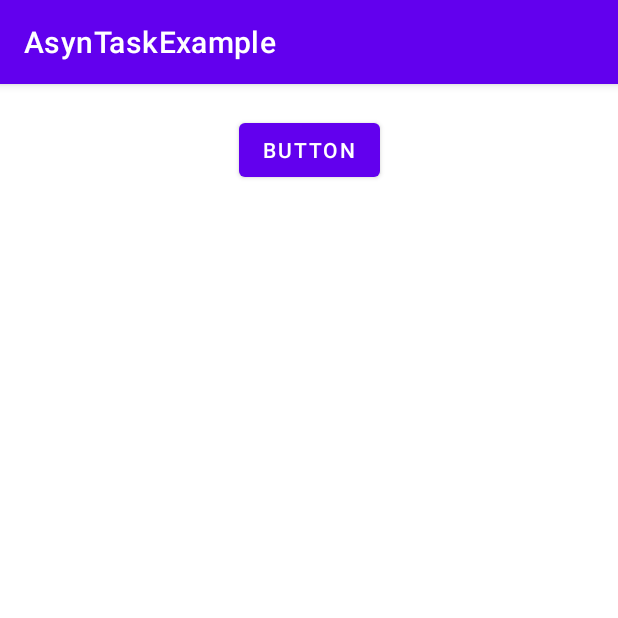
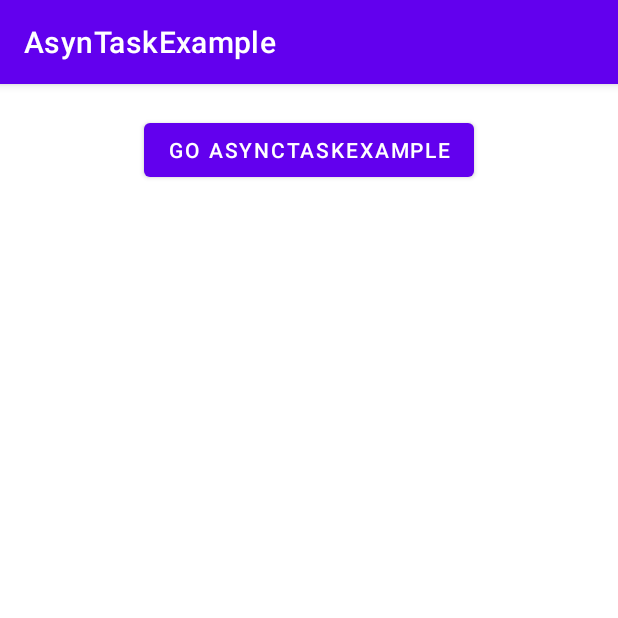
Before and after one commit to Puzikovsa/AsynTaskExample, an Android app: the screen it shows after launch (MainActivity), on a phone screen of 412 x 824 dp, the top half of it. Run offline under Robolectric (Android 15) with nearby library versions, the phone set to English and light mode, and no system bars.

Commit message:
created AsyncTaskExample activity

```diff
--- a/app/src/main/AndroidManifest.xml
+++ b/app/src/main/AndroidManifest.xml
@@ -14,6 +14,9 @@
         android:theme="@style/Theme.AsynTaskExample"
         tools:targetApi="31">
         <activity
+            android:name=".AsyncTaskExample"
+            android:exported="false" />
+        <activity
             android:name=".MainActivity"
             android:exported="true">
             <intent-filter>
--- a/app/src/main/res/layout/activity_main.xml
+++ b/app/src/main/res/layout/activity_main.xml
@@ -7,11 +7,12 @@
     tools:context=".MainActivity">
 
     <Button
-        android:id="@+id/asynkTask"
+        android:id="@+id/asyncTask"
         android:layout_width="wrap_content"
         android:layout_height="wrap_content"
-        android:layout_marginTop="@dimen/b_margin_top"
-        android:text="Button"
+        android:layout_marginTop="@dimen/margin_top_of_button"
+        android:onClick="buttonClick"
+        android:text="@string/b_go_asynctaskexample"
         app:layout_constraintEnd_toEndOf="parent"
         app:layout_constraintStart_toStartOf="parent"
         app:layout_constraintTop_toTopOf="parent" />
--- a/app/src/main/res/values/dimens.xml
+++ b/app/src/main/res/values/dimens.xml
@@ -1,5 +1,4 @@
 <?xml version="1.0" encoding="utf-8"?>
 <resources>
-    <dimen name="b_margin_top">20dp</dimen>
-    <dimen name="b_margin_top">20dp</dimen>
+    <dimen name="margin_top_of_button">20dp</dimen>
 </resources>
--- a/app/src/main/res/values/strings.xml
+++ b/app/src/main/res/values/strings.xml
@@ -1,3 +1,4 @@
 <resources>
     <string name="app_name">AsynTaskExample</string>
+    <string name="b_go_asynctaskexample">go AsyncTaskExample</string>
 </resources>
```
Also changed, not shown: app/src/main/java/ru/synergy/asyntaskexample/AsyncTaskExample.java (added, +14 -0 lines), app/src/main/java/ru/synergy/asyntaskexample/MainActivity.java (+10 -0 lines), app/src/main/res/layout/activity_asynk_task_example.xml (added, +9 -0 lines).
